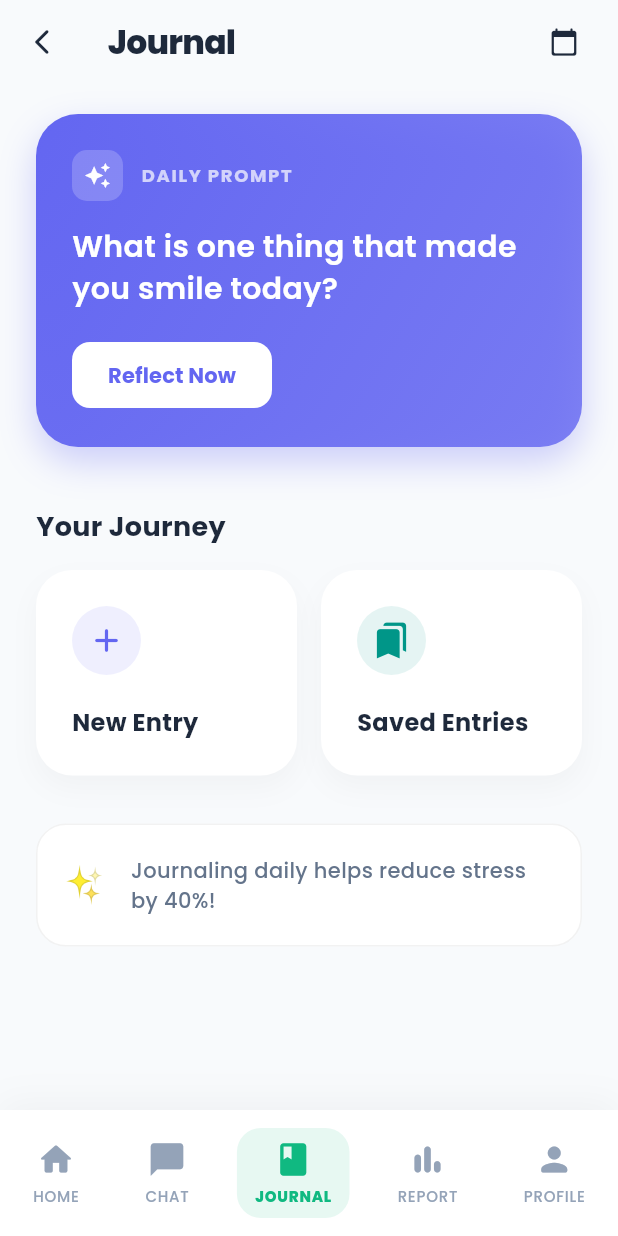
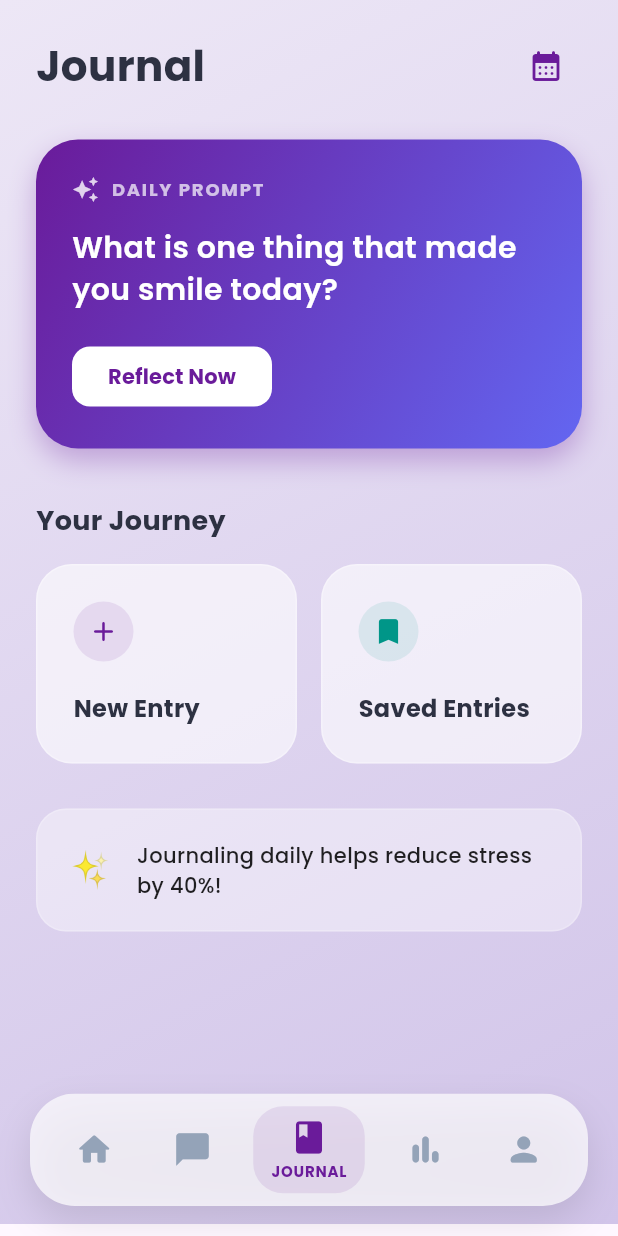
Before and after one commit to HesandiWickramasinghe21/zenWave, a Flutter app: the MainWrapper screen opened by its route, item 3 of the bottom bar chosen, on a phone screen of 412 x 824 dp. Run offline on Flutter 3.47's test engine with Material 3 defaults, Android fonts, the light colour scheme and no system bars; our stand-ins replace fl_chart, flutter_local_notifications, google_fonts, shared_preferences, timezone; accounts and stored records are empty; network calls fail.

Commit message:
ui: implement glassmorphism design for journal home and main navigation

```diff
--- a/lib/screens/journal_home_screen.dart
+++ b/lib/screens/journal_home_screen.dart
@@ -5,63 +5,68 @@ class JournalHomeScreen extends StatelessWidget {
 
   @override
   Widget build(BuildContext context) {
-    // Modern Color Palette
-    const Color primaryIndigo = Color(0xFF6366F1);
-    const Color bgSlate = Color(0xFFF8FAFC);
-    const Color textDark = Color(0xFF1E293B);
-    const Color textLight = Color(0xFF64748B);
+    bool isDark = Theme.of(context).brightness == Brightness.dark;
+
+    // ZenWave Project Colors
+    const Color zenPurple = Color(0xFF6A1B9A);
+    const Color zenAccent = Color(0xFF6366F1);
 
     return Scaffold(
-      backgroundColor: bgSlate,
-      appBar: AppBar(
-        backgroundColor: bgSlate,
-        elevation: 0,
-        centerTitle: false,
-        leading: IconButton(
-          icon: const Icon(Icons.arrow_back_ios_new_rounded, color: textDark, size: 20),
-          onPressed: () => Navigator.pop(context),
-        ),
-        title: const Text(
-          "Journal",
-          style: TextStyle(
-            color: textDark,
-            fontWeight: FontWeight.w800,
-            fontSize: 22,
-            letterSpacing: -0.5,
+      // Matching the Auth background gradient
+      body: Container(
+        decoration: BoxDecoration(
+          gradient: LinearGradient(
+            colors: isDark
+                ? [const Color(0xFF0F0F1A), const Color(0xFF1C1B29)]
+                : [const Color(0xFFEDE7F6), const Color(0xFFD1C4E9)],
+            begin: Alignment.topLeft,
+            end: Alignment.bottomRight,
           ),
         ),
-        actions: [
-          IconButton(
-            onPressed: () {},
-            icon: const Icon(Icons.calendar_today_rounded, color: textDark, size: 20),
-          ),
-          const SizedBox(width: 12),
-        ],
-      ),
-      body: SingleChildScrollView(
+        child: SafeArea(
+          child: SingleChildScrollView(
             physics: const BouncingScrollPhysics(),
             padding: const EdgeInsets.symmetric(horizontal: 24.0),
             child: Column(
               crossAxisAlignment: CrossAxisAlignment.start,
               children: [
                 const SizedBox(height: 20),
+                // HEADER SECTION
+                Row(
+                  mainAxisAlignment: MainAxisAlignment.spaceBetween,
+                  children: [
+                    const Text(
+                      "Journal",
+                      style: TextStyle(
+                        fontSize: 28,
+                        fontWeight: FontWeight.bold,
+                        color: Color(0xFF2D3142),
+                      ),
+                    ),
+                    IconButton(
+                      onPressed: () {},
+                      icon: const Icon(Icons.calendar_month_rounded, color: zenPurple),
+                    ),
+                  ],
+                ),
+                const SizedBox(height: 25),
 
-            // MODERN PROMPT CARD (Gradient & Soft Shadow)
+                // DAILY PROMPT CARD (Updated to ZenWave Purple)
                 Container(
                   width: double.infinity,
                   padding: const EdgeInsets.all(24),
                   decoration: BoxDecoration(
-                gradient: LinearGradient(
-                  colors: [primaryIndigo, primaryIndigo.withOpacity(0.8)],
+                    gradient: const LinearGradient(
+                      colors: [zenPurple, zenAccent],
                       begin: Alignment.topLeft,
                       end: Alignment.bottomRight,
                     ),
                     borderRadius: BorderRadius.circular(28),
                     boxShadow: [
                       BoxShadow(
-                    color: primaryIndigo.withOpacity(0.3),
-                    blurRadius: 20,
-                    offset: const Offset(0, 10),
+                        color: zenPurple.withOpacity(0.3),
+                        blurRadius: 15,
+                        offset: const Offset(0, 8),
                       ),
                     ],
                   ),
@@ -70,22 +75,15 @@ class JournalHomeScreen extends StatelessWidget {
                     children: [
                       Row(
                         children: [
-                      Container(
-                        padding: const EdgeInsets.all(8),
-                        decoration: BoxDecoration(
-                          color: Colors.white.withOpacity(0.2),
-                          borderRadius: BorderRadius.circular(10),
-                        ),
-                        child: const Icon(Icons.auto_awesome, color: Colors.white, size: 18),
-                      ),
-                      const SizedBox(width: 12),
+                          Icon(Icons.auto_awesome, color: Colors.white.withOpacity(0.8), size: 18),
+                          const SizedBox(width: 8),
                           const Text(
                             "DAILY PROMPT",
                             style: TextStyle(
+                              color: Colors.white70,
                               fontWeight: FontWeight.bold,
-                          color: Colors.white70,
                               fontSize: 12,
-                          letterSpacing: 1.1,
+                              letterSpacing: 1.2,
                             ),
                           ),
                         ],
@@ -101,53 +99,43 @@ class JournalHomeScreen extends StatelessWidget {
                         ),
                       ),
                       const SizedBox(height: 20),
-                  MaterialButton(
+                      ElevatedButton(
                         onPressed: () => Navigator.pushNamed(context, "/journaling"),
-                    color: Colors.white,
+                        style: ElevatedButton.styleFrom(
+                          backgroundColor: Colors.white,
+                          foregroundColor: zenPurple,
+                          shape: RoundedRectangleBorder(borderRadius: BorderRadius.circular(12)),
                           elevation: 0,
-                    highlightElevation: 0,
-                    shape: RoundedRectangleBorder(borderRadius: BorderRadius.circular(12)),
-                    padding: const EdgeInsets.symmetric(horizontal: 24, vertical: 12),
-                    child: const Text(
-                      "Reflect Now",
-                      style: TextStyle(
-                        color: primaryIndigo,
-                        fontWeight: FontWeight.bold,
                         ),
-                    ),
+                        child: const Text("Reflect Now", style: TextStyle(fontWeight: FontWeight.bold)),
                       ),
                     ],
                   ),
                 ),
 
-            const SizedBox(height: 40),
-
+                const SizedBox(height: 35),
                 const Text(
                   "Your Journey",
-              style: TextStyle(
-                fontSize: 18,
-                fontWeight: FontWeight.bold,
-                color: textDark,
-              ),
+                  style: TextStyle(fontSize: 18, fontWeight: FontWeight.bold, color: Color(0xFF2D3142)),
                 ),
                 const SizedBox(height: 16),
 
-            // NAVIGATION GRID
+                // NAVIGATION GRID (Using Glassmorphism style)
                 Row(
                   children: [
                     Expanded(
-                  child: _buildModernCard(
+                      child: _buildZenCard(
                         title: "New Entry",
                         icon: Icons.add_rounded,
-                    color: primaryIndigo,
+                        color: zenPurple,
                         onTap: () => Navigator.pushNamed(context, "/journaling"),
                       ),
                     ),
                     const SizedBox(width: 16),
                     Expanded(
-                  child: _buildModernCard(
-                    title: "Saved Entries", // Changed from "History"
-                    icon: Icons.bookmarks_rounded, // Changed to a "Saved" style icon
+                      child: _buildZenCard(
+                        title: "Saved Entries",
+                        icon: Icons.bookmark_rounded,
                         color: Colors.teal,
                         onTap: () => Navigator.pushNamed(context, "/saved_journals"),
                       ),
@@ -155,83 +143,58 @@ class JournalHomeScreen extends StatelessWidget {
                   ],
                 ),
 
-            const SizedBox(height: 32),
+                const SizedBox(height: 30),
 
-            // MINIMALIST TIP BOX
+                // TIP BOX (Matching the glass style)
                 Container(
-              padding: const EdgeInsets.symmetric(vertical: 20, horizontal: 16),
+                  padding: const EdgeInsets.all(20),
                   decoration: BoxDecoration(
-                color: Colors.white,
+                    color: Colors.white.withOpacity(0.4),
                     borderRadius: BorderRadius.circular(20),
-                border: Border.all(color: Colors.black.withOpacity(0.05)),
+                    border: Border.all(color: Colors.white.withOpacity(0.2)),
                   ),
-              child: Row(
+                  child: const Row(
                     children: [
-                  const Text("✨", style: TextStyle(fontSize: 24)),
+                      Text("✨", style: TextStyle(fontSize: 24)),
                       const SizedBox(width: 16),
                       Expanded(
                         child: Text(
                           "Journaling daily helps reduce stress by 40%!",
-                      style: TextStyle(
-                        color: textLight,
-                        fontWeight: FontWeight.w500,
-                        fontSize: 14,
-                        height: 1.4,
-                      ),
+                          style: TextStyle(color: Colors.black87, fontWeight: FontWeight.w500, fontSize: 14),
                         ),
                       ),
                     ],
                   ),
                 ),
-            const SizedBox(height: 40),
+                const SizedBox(height: 100), // Space for bottom nav
               ],
+            ),
+          ),
         ),
       ),
     );
   }
 
-  Widget _buildModernCard({
-    required String title,
-    required IconData icon,
-    required Color color,
-    required VoidCallback onTap,
-  }) {
-    return InkWell(
+  Widget _buildZenCard({required String title, required IconData icon, required Color color, required VoidCallback onTap}) {
+    return GestureDetector(
       onTap: onTap,
-      borderRadius: BorderRadius.circular(24),
       child: Container(
         padding: const EdgeInsets.all(24),
         decoration: BoxDecoration(
-          color: Colors.white,
+          color: Colors.white.withOpacity(0.6),
           borderRadius: BorderRadius.circular(24),
-          boxShadow: [
-            BoxShadow(
-              color: Colors.black.withOpacity(0.03),
-              blurRadius: 15,
-              offset: const Offset(0, 8),
-            ),
-          ],
+          border: Border.all(color: Colors.white.withOpacity(0.3)),
         ),
         child: Column(
           crossAxisAlignment: CrossAxisAlignment.start,
           children: [
-            Container(
-              padding: const EdgeInsets.all(10),
-              decoration: BoxDecoration(
-                color: color.withOpacity(0.1),
-                shape: BoxShape.circle,
-              ),
-              child: Icon(icon, color: color, size: 26),
+            CircleAvatar(
+              backgroundColor: color.withOpacity(0.1),
+              radius: 20,
+              child: Icon(icon, color: color, size: 22),
             ),
             const SizedBox(height: 20),
-            Text(
-              title,
-              style: const TextStyle(
-                fontWeight: FontWeight.w700,
-                fontSize: 16,
-                color: Color(0xFF1E293B),
-              ),
-            ),
+            Text(title, style: const TextStyle(fontWeight: FontWeight.bold, fontSize: 16, color: Color(0xFF2D3142))),
           ],
         ),
       ),
--- a/lib/screens/main_wrapper.dart
+++ b/lib/screens/main_wrapper.dart
@@ -4,6 +4,7 @@ import 'chatbot_screen.dart';
 import 'journal_home_screen.dart';
 import 'mental_health_report.dart';
 import 'user_profile_screen.dart';
+import 'dart:ui';
 
 class MainWrapper extends StatefulWidget {
   const MainWrapper({super.key});
@@ -15,6 +16,10 @@ class MainWrapper extends StatefulWidget {
 class _MainWrapperState extends State<MainWrapper> {
   int _selectedIndex = 0;
 
+  // ZenWave Primary Colors
+  static const Color zenPurple = Color(0xFF6A1B9A);
+  static const Color zenAccent = Color(0xFF6366F1);
+
   final List<Widget> _screens = [
     const HomeScreen(),
     const ChatbotScreen(),
@@ -23,45 +28,44 @@ class _MainWrapperState extends State<MainWrapper> {
     const UserProfileScreen(),
   ];
 
-  // Refined palette to match Journaling Screen
-  Color _getTabColor(int index) {
-    switch (index) {
-      case 0: return const Color(0xFF6366F1); // Indigo (Home)
-      case 1: return const Color(0xFFF59E0B); // Amber (Chat)
-      case 2: return const Color(0xFF10B981); // Emerald (Journal)
-      case 3: return const Color(0xFF3B82F6); // Blue (Report)
-      case 4: return const Color(0xFFEC4899); // Pink (Profile)
-      default: return const Color(0xFF6366F1);
-    }
-  }
-
   @override
   Widget build(BuildContext context) {
+    bool isDark = Theme.of(context).brightness == Brightness.dark;
+
     return Scaffold(
-      backgroundColor: const Color(0xFFF8FAFC), // Slate 50 (Zen Background)
+      extendBody: true, // Allows the body to flow behind the glass bar
+      backgroundColor: isDark ? const Color(0xFF0F0F1A) : const Color(0xFFF8FAFC),
       body: IndexedStack(
         index: _selectedIndex,
         children: _screens,
       ),
-      bottomNavigationBar: _buildBottomNav(),
+      bottomNavigationBar: _buildGlassBottomNav(isDark),
     );
   }
 
-  Widget _buildBottomNav() {
+  Widget _buildGlassBottomNav(bool isDark) {
     return Container(
+      margin: const EdgeInsets.fromLTRB(20, 0, 20, 20), // Floating effect
+      height: 75,
       decoration: BoxDecoration(
-        color: Colors.white,
+        borderRadius: BorderRadius.circular(30),
         boxShadow: [
           BoxShadow(
-            color: Colors.black.withOpacity(0.04),
+            color: Colors.black.withOpacity(0.1),
             blurRadius: 20,
-            offset: const Offset(0, -4),
+            offset: const Offset(0, 10),
           ),
         ],
       ),
-      child: SafeArea(
-        child: Padding(
-          padding: const EdgeInsets.symmetric(vertical: 12),
+      child: ClipRRect(
+        borderRadius: BorderRadius.circular(30),
+        child: BackdropFilter(
+          filter: ImageFilter.blur(sigmaX: 10, sigmaY: 10),
+          child: Container(
+            color: isDark
+                ? Colors.white.withOpacity(0.05)
+                : Colors.white.withOpacity(0.7),
+            padding: const EdgeInsets.symmetric(horizontal: 10),
             child: Row(
               mainAxisAlignment: MainAxisAlignment.spaceAround,
               children: [
@@ -74,41 +78,44 @@ class _MainWrapperState extends State<MainWrapper> {
             ),
           ),
         ),
+      ),
     );
   }
 
   Widget _buildNavItem(int index, IconData icon, String label) {
     bool isSelected = _selectedIndex == index;
-    Color baseColor = _getTabColor(index);
-    Color inactiveColor = const Color(0xFF94A3B8); // Soft Slate Gray for non-active
+    Color activeColor = zenPurple;
+    Color inactiveColor = const Color(0xFF94A3B8);
 
     return GestureDetector(
       onTap: () => setState(() => _selectedIndex = index),
       behavior: HitTestBehavior.opaque,
       child: AnimatedContainer(
-        duration: const Duration(milliseconds: 250),
-        curve: Curves.easeInOut,
+        duration: const Duration(milliseconds: 300),
         padding: const EdgeInsets.symmetric(horizontal: 12, vertical: 8),
         decoration: BoxDecoration(
-          color: isSelected ? baseColor.withOpacity(0.1) : Colors.transparent,
-          borderRadius: BorderRadius.circular(16),
+          color: isSelected ? activeColor.withOpacity(0.1) : Colors.transparent,
+          borderRadius: BorderRadius.circular(20),
         ),
         child: Column(
           mainAxisSize: MainAxisSize.min,
           children: [
             Icon(
               icon,
-              color: isSelected ? baseColor : inactiveColor,
+              color: isSelected ? activeColor : inactiveColor,
               size: 26,
             ),
-            const SizedBox(height: 4),
-            Text(
+            if (isSelected) // Only show label when selected for a cleaner look
+              Padding(
+                padding: const EdgeInsets.only(top: 2),
+                child: Text(
                   label,
                   style: TextStyle(
-                color: isSelected ? baseColor : inactiveColor,
-                fontWeight: isSelected ? FontWeight.w800 : FontWeight.w500,
+                    color: activeColor,
+                    fontWeight: FontWeight.bold,
                     fontSize: 10,
                     letterSpacing: 0.5,
+                  ),
                 ),
               ),
           ],
```
Lines whose indentation alone changed are shown as unchanged.
